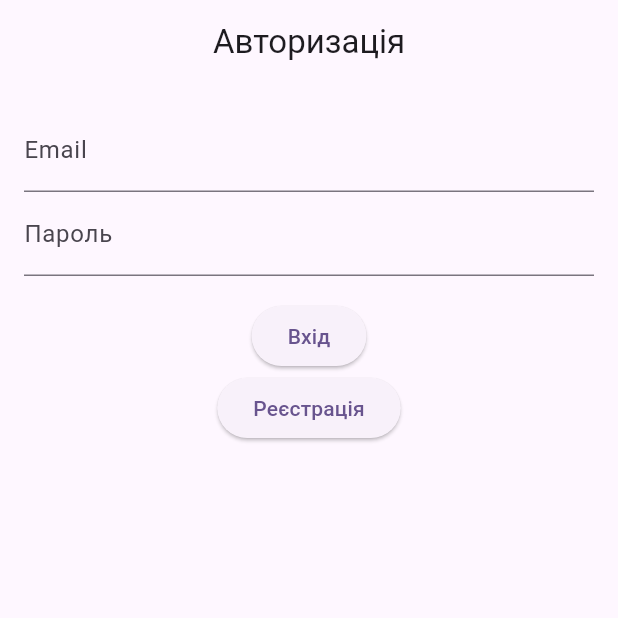
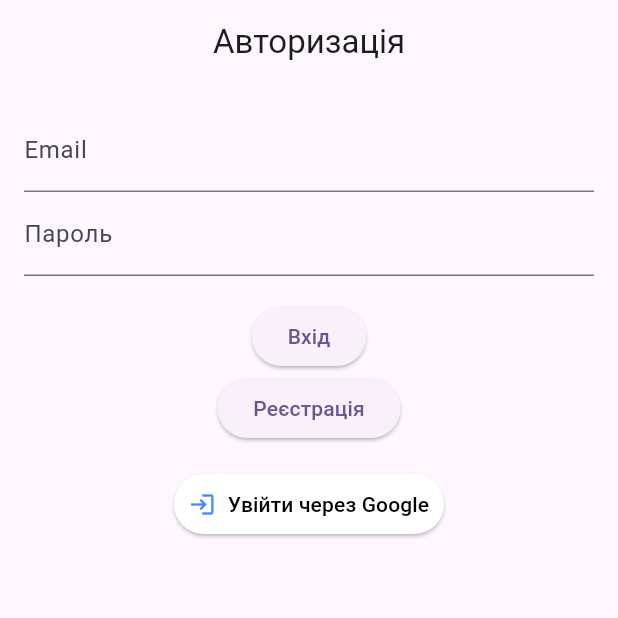
Before and after one commit to StanislavSeryogin/test_task_beomy_tech, a Flutter app: the screen it shows after launch, on a phone screen of 412 x 824 dp, the top half of it. Run offline on Flutter 3.47's test engine with Material 3 defaults, Android fonts, the phone set to English and light mode, and no system bars; our stand-ins replace firebase_auth, firebase_core, google_sign_in; accounts and stored records are empty.

Commit message:
added google_sign_in

```diff
--- a/lib/auth/auth_page.dart
+++ b/lib/auth/auth_page.dart
@@ -1,5 +1,6 @@
 import 'package:flutter/material.dart';
 import 'package:firebase_auth/firebase_auth.dart';
+import 'package:google_sign_in/google_sign_in.dart';
 import 'package:test_task_beomy_tech/home/home_page.dart';
 
 class AuthPage extends StatefulWidget {
@@ -71,6 +72,47 @@ class _AuthPageState extends State<AuthPage> {
   }
 
   //
+  // Method for Google Sign-In
+  //
+
+  Future<void> _signInWithGoogle() async {
+    try {
+      // Запускаємо процес вибору Google-акаунту
+      final GoogleSignInAccount? googleUser = await GoogleSignIn().signIn();
+      if (googleUser == null) {
+        // Якщо користувач скасував вікно вибору акаунту
+        throw Exception('Вхід скасовано користувачем');
+      }
+
+      // Отримуємо токени доступу з Google
+      final GoogleSignInAuthentication googleAuth =
+          await googleUser.authentication;
+
+      // Створюємо спеціальний credential для Firebase
+      final credential = GoogleAuthProvider.credential(
+        accessToken: googleAuth.accessToken,
+        idToken: googleAuth.idToken,
+      );
+
+      // Входимо у Firebase за допомогою обліковки Google
+      UserCredential userCredential =
+          await FirebaseAuth.instance.signInWithCredential(credential);
+
+      final user = userCredential.user;
+      if (user != null) {
+        print('Увійшов через Google: ${user.email}');
+        // Переходимо на HomePage (або PresentPage)
+        Navigator.pushReplacement(
+          context,
+          MaterialPageRoute(builder: (context) => const HomePage()),
+        );
+      }
+    } catch (e) {
+      print('Помилка входу через Google: $e');
+    }
+  }
+
+  //
   // UI
   //
   @override
@@ -131,6 +173,27 @@ class _AuthPageState extends State<AuthPage> {
                 },
                 child: const Text('Реєстрація'),
               ),
+              const SizedBox(height: 16),
+              // "Login with Google" button
+              ElevatedButton(
+                onPressed: _signInWithGoogle,
+                style: ElevatedButton.styleFrom(
+                  backgroundColor: Colors.white,
+                  foregroundColor: Colors.black,
+                  padding:
+                      const EdgeInsets.symmetric(horizontal: 10, vertical: 8),
+                ),
+                child: Row(
+                  mainAxisSize: MainAxisSize.min,
+                  children: [
+                    // Можете додати свій логотип Google (png/svg), якщо бажаєте
+                    // Напр. Image.asset('assets/google_logo.png', height: 24),
+                    const Icon(Icons.login, color: Colors.blueAccent),
+                    const SizedBox(width: 8),
+                    const Text('Увійти через Google'),
+                  ],
+                ),
+              ),
             ],
           ),
         ),
--- a/lib/home/home_page.dart
+++ b/lib/home/home_page.dart
@@ -1,5 +1,6 @@
 import 'package:firebase_auth/firebase_auth.dart';
 import 'package:flutter/material.dart';
+import 'package:google_sign_in/google_sign_in.dart';
 import 'package:test_task_beomy_tech/auth/auth_page.dart';
 
 class HomePage extends StatelessWidget {
@@ -8,6 +9,7 @@ class HomePage extends StatelessWidget {
   Future<void> _signOut(BuildContext context) async {
     await FirebaseAuth.instance.signOut();
     // After logging out, we return to the auth screen
+    await GoogleSignIn().signOut();
     Navigator.pushReplacement(
       context,
       MaterialPageRoute(builder: (context) => const AuthPage()),
--- a/pubspec.yaml
+++ b/pubspec.yaml
@@ -36,6 +36,7 @@ dependencies:
   cupertino_icons: ^1.0.8
   firebase_core: ^3.9.0
   firebase_auth: ^5.3.4
+  google_sign_in: ^6.2.2
 
 dev_dependencies:
   flutter_test:
```
Also changed, not shown: pubspec.lock, 2 other files.
